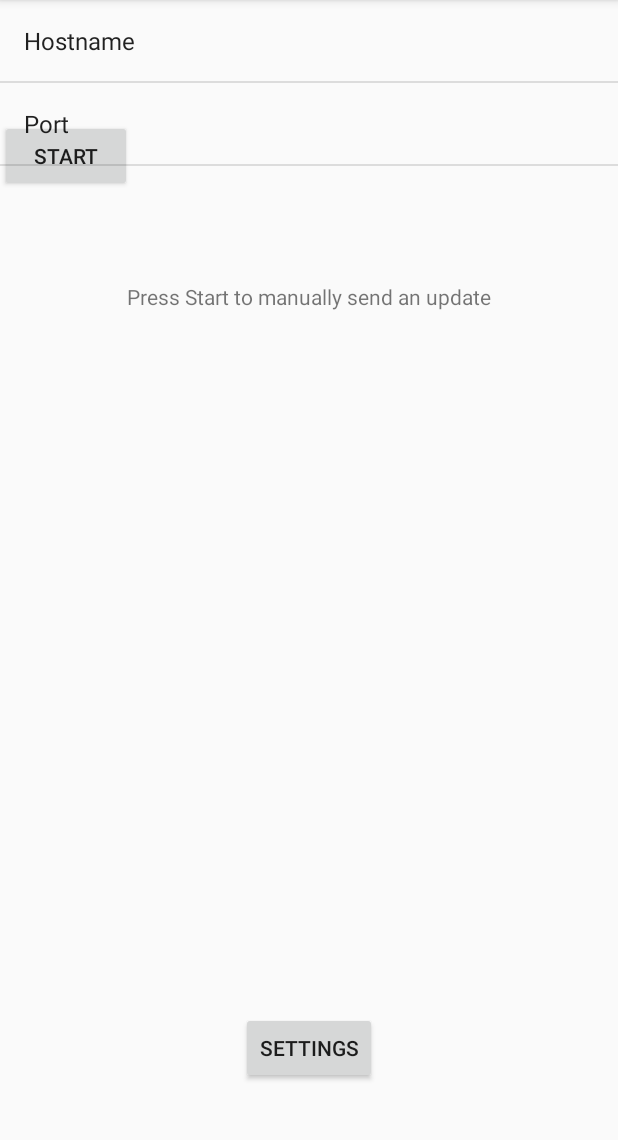
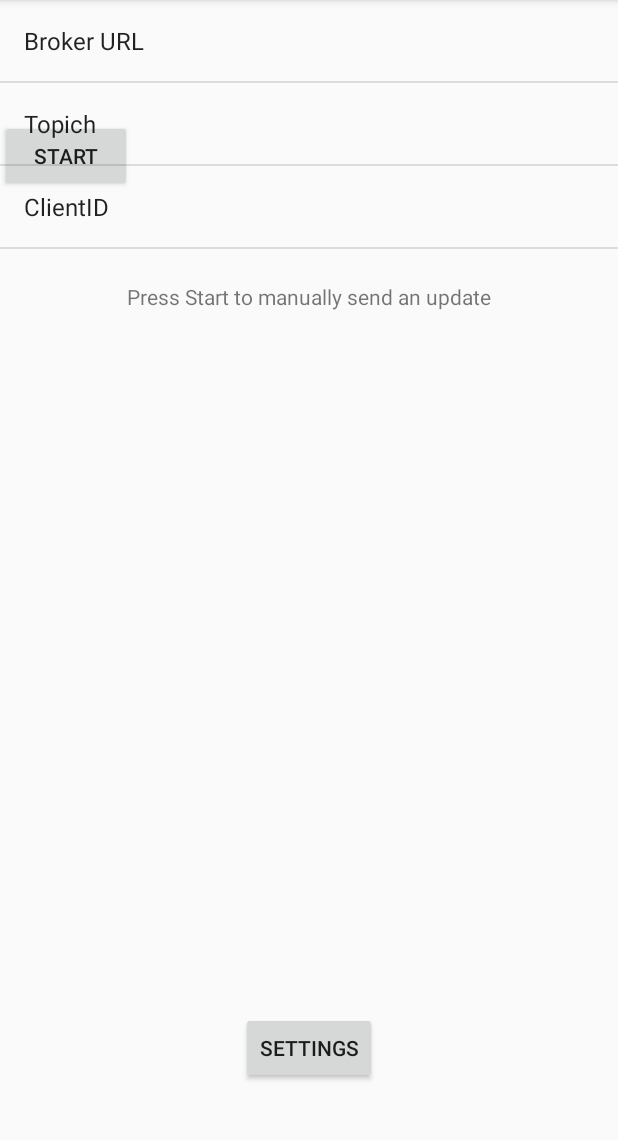
Before and after one commit to gumulka/ClockSender, an Android app: the screen it shows after launch (MainActivity), after a tap on "SETTINGS", on a phone screen of 412 x 824 dp, the part 84-1224 px from its top. Run offline under Robolectric (Android 15) with nearby library versions, the phone set to English and light mode, and no system bars.

Commit message:
Added preference settings

```diff
--- a/app/src/main/res/xml/preferences.xml
+++ b/app/src/main/res/xml/preferences.xml
@@ -2,13 +2,21 @@
 <PreferenceScreen xmlns:android="http://schemas.android.com/apk/res/android">
 
     <EditTextPreference
-        android:defaultValue="192.168.0.4"
-        android:key="hostname"
+        android:defaultValue="tcp://192.168.0.2:1883"
+        android:key="mqttbroker"
         android:selectAllOnFocus="true"
         android:singleLine="true"
-        android:title="Hostname" />
+        android:title="Broker URL" />
     <EditTextPreference
-        android:defaultValue="17055"
-        android:key="hostport"
-        android:title="Port" />
+        android:defaultValue="/openhab/handy/test"
+        android:key="mqtttopic"
+        android:selectAllOnFocus="true"
+        android:singleLine="true"
+        android:title="Topich" />
+    <EditTextPreference
+        android:defaultValue="AndroidClock"
+        android:key="mqttclient"
+        android:selectAllOnFocus="true"
+        android:singleLine="true"
+        android:title="ClientID" />
 </PreferenceScreen>
```
